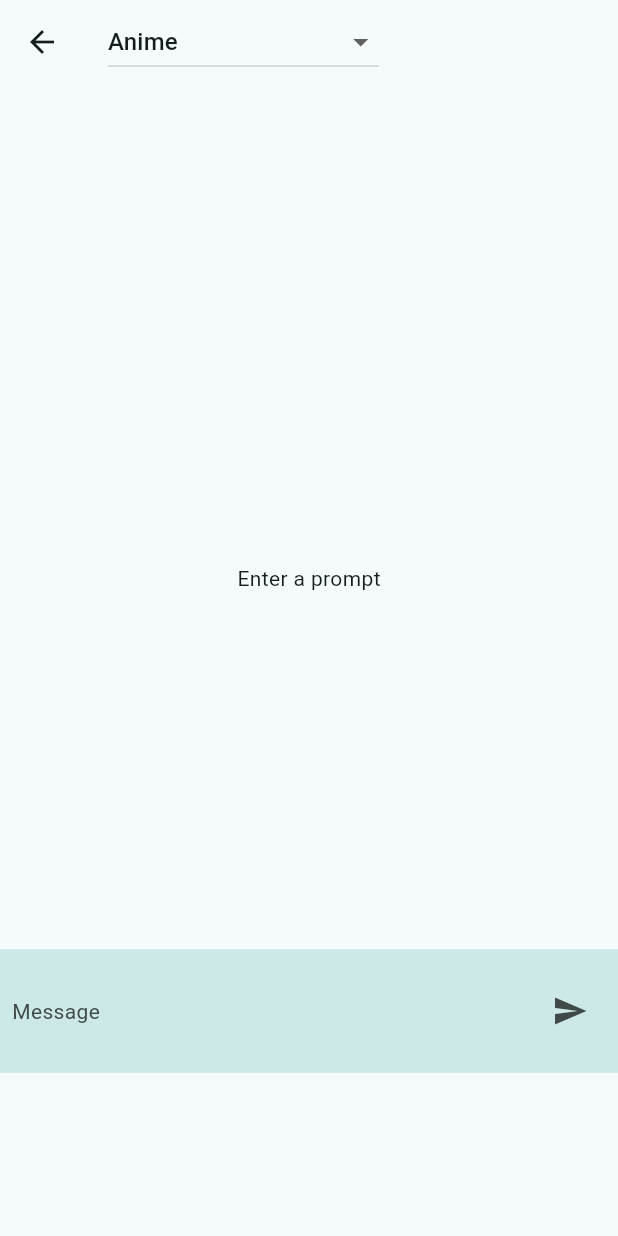
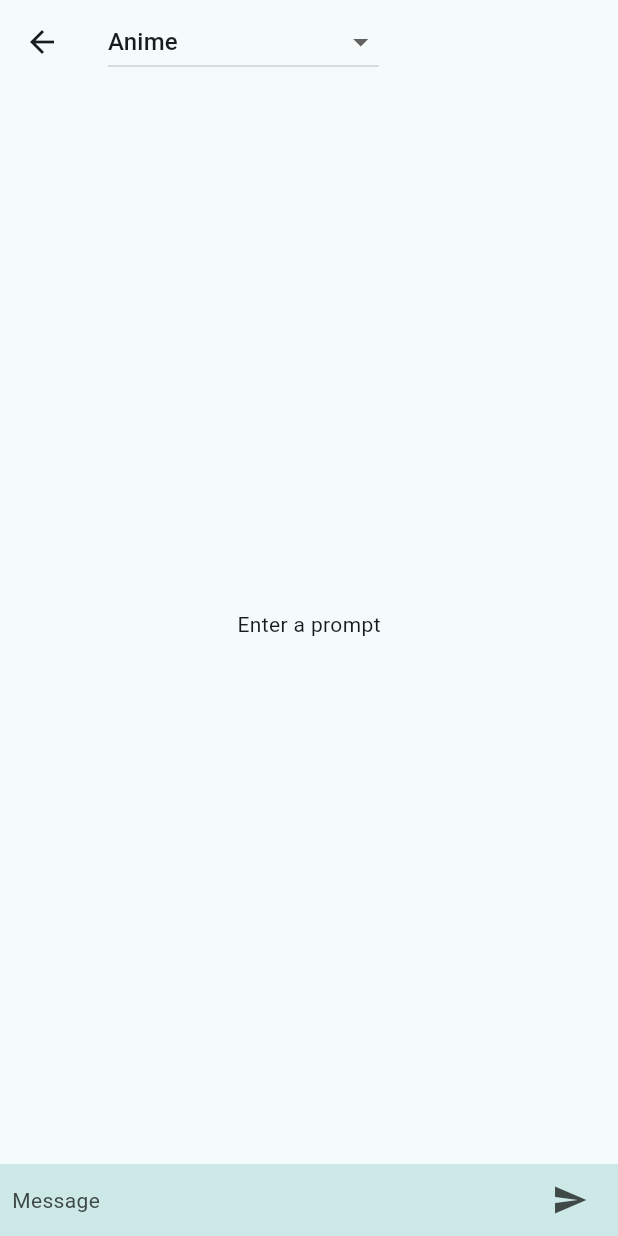
Before and after one commit to vchib1/chat-ai-demo, a Flutter app: the ImagineAIPage screen opened directly, after a tap on the "send" icon, on a phone screen of 412 x 824 dp. Run offline on Flutter 3.47's test engine with Material 3 defaults, Android fonts, the light colour scheme and no system bars; our stand-ins replace badges, dash_chat_2, equatable, file_picker, flutter_hooks, flutter_markdown and 3 more.

Commit message:
1. added clear button for bg remover, dall-e generator, imagine image generator. 2. replaced stateless dall-e and imagine page to hookWidget. 3. fixed textfield container on imagine ai page. 4. created model class for artStyle.

```diff
--- /dev/null
+++ b/lib/src/models/style_model.dart
@@ -0,0 +1,6 @@
+class Style {
+  final int id;
+  final String name;
+
+  const Style({required this.id, required this.name});
+}
--- a/lib/src/providers/bg_remove_notifier.dart
+++ b/lib/src/providers/bg_remove_notifier.dart
@@ -32,4 +32,6 @@ class BGRemoverNotifier extends StateNotifier<Uint8List?> {
       rethrow;
     }
   }
+
+  void get clearImage => state = null;
 }
--- a/lib/src/providers/dall_e_provider.dart
+++ b/lib/src/providers/dall_e_provider.dart
@@ -26,4 +26,6 @@ class DallEStateNotifier extends StateNotifier<DallEState> {
       state = DallEErrorState(message: e.toString());
     }
   }
+
+  void get resetState => state = DallEInitialState();
 }
--- a/lib/src/providers/imagine_notifier.dart
+++ b/lib/src/providers/imagine_notifier.dart
@@ -25,4 +25,6 @@ class ImagineStateNotifier extends StateNotifier<ImagineState> {
       state = ImagineErrorState(message: e.toString());
     }
   }
+
+  void get resetState => state = ImagineInitialState();
 }
--- /dev/null
+++ b/lib/src/utils/constants/app_const.dart
@@ -0,0 +1,13 @@
+import 'package:chatgpt_api_demo/src/models/style_model.dart';
+
+List<Style> artStyle = const [
+  Style(id: 21, name: "Anime"),
+  Style(id: 26, name: "Portrait"),
+  Style(id: 29, name: "Realistic"),
+  Style(id: 27, name: "Imagine V1"),
+  Style(id: 28, name: "Imagine V3"),
+  Style(id: 30, name: "Imagine V4"),
+  Style(id: 31, name: "Imagine V4 - Creative"),
+  Style(id: 32, name: "Imagine V4.1"),
+  Style(id: 33, name: "Imagine V5"),
+];
--- a/lib/src/utils/extensions/build_context.dart
+++ b/lib/src/utils/extensions/build_context.dart
@@ -1,8 +1,10 @@
 import 'package:flutter/material.dart';
 
 extension BuildContextExtension on BuildContext {
-  /// get device [height] and [width] information
+  /// get device [height] information
   double get height => MediaQuery.of(this).size.height;
+
+  /// get device [width] information
   double get width => MediaQuery.of(this).size.width;
 
   /// get [screenPadding]
@@ -30,7 +32,7 @@ extension BuildContextExtension on BuildContext {
 
   /// to push page [materialPagePush]
   Future<void> push(Widget page) async {
-    Navigator.push(this, MaterialPageRoute(builder: (context) => page));
+    await Navigator.push(this, MaterialPageRoute(builder: (context) => page));
   }
 
   /// to pushReplacement page [materialPagePush]
--- a/lib/src/views/imagine_ai.dart
+++ b/lib/src/views/imagine_ai.dart
@@ -1,74 +1,61 @@
 import 'package:chatgpt_api_demo/src/providers/states/image_states.dart';
+import 'package:flutter/cupertino.dart';
 import 'package:flutter/material.dart';
+import 'package:flutter_hooks/flutter_hooks.dart';
 import 'package:flutter_riverpod/flutter_riverpod.dart';
 import '../providers/imagine_notifier.dart';
+import '../utils/constants/app_const.dart';
 
-class ImagineAIPage extends StatefulWidget {
+class ImagineAIPage extends HookWidget {
   const ImagineAIPage({super.key});
 
-  @override
-  State<ImagineAIPage> createState() => _ImagineAIPageState();
-}
-
-class _ImagineAIPageState extends State<ImagineAIPage> {
-  //
-  late TextEditingController _controller;
-
-  late int _selectedArtStyle;
-
-  final List<List<dynamic>> _artStyleOptions = [
-    ["Anime", 21],
-    ["Portrait", 26],
-    ["Realistic", 29],
-    ["Imagine V1", 27],
-    ["Imagine V3", 28],
-    ["Imagine V4", 30],
-    ["Imagine V4 - Creative", 31],
-    ["Imagine V4.1", 32],
-    ["Imagine V5", 33],
-  ];
-
-  @override
-  void initState() {
-    super.initState();
-    _controller = TextEditingController();
-    _selectedArtStyle = _artStyleOptions.first[1];
-  }
-
-  @override
-  void dispose() {
-    super.dispose();
-    _controller.dispose();
-  }
-
-  Future<void> _sendPrompt(WidgetRef ref) async {
-    final prompt = _controller.text.trim();
+  Future<void> _sendPrompt(
+    WidgetRef ref,
+    TextEditingController controller,
+    int selectedArtStyle,
+  ) async {
+    final prompt = controller.text.trim();
 
     if (prompt.isEmpty) return;
 
-    _controller.clear();
-    await ref.read(imagineState.notifier).sendPrompt(prompt, _selectedArtStyle);
+    controller.clear();
+    await ref.read(imagineState.notifier).sendPrompt(prompt, selectedArtStyle);
   }
 
   @override
   Widget build(BuildContext context) {
+    final selectedArtStyle = useState(artStyle.first.id);
+    final controller = useTextEditingController();
+
     return Scaffold(
       appBar: AppBar(
         title: DropdownButton(
-            value: _selectedArtStyle,
-            items: _artStyleOptions
-                .map((e) => DropdownMenuItem(
-                      value: e[1] as int,
-                      child: Text(e[0]),
+            value: selectedArtStyle.value,
+            items: artStyle
+                .map((style) => DropdownMenuItem(
+                      value: style.id,
+                      child: Text(style.name),
                     ))
                 .toList(),
-            onChanged: (value) => setState(() => _selectedArtStyle = value!)),
+            onChanged: (value) => selectedArtStyle.value = value!),
+        actions: [
+          Consumer(
+            builder: (context, ref, child) {
+              if (ref.watch(imagineState) is ImagineLoadedState) {
+                return TextButton(
+                  onPressed: () => ref.read(imagineState.notifier).resetState,
+                  child: const Text("Clear"),
+                );
+              }
+
+              return const SizedBox.shrink();
+            },
+          )
+        ],
       ),
-      body: Stack(
-        alignment: Alignment.bottomCenter,
+      body: Column(
         children: [
-          SizedBox(
-            height: MediaQuery.of(context).size.height * .80,
+          Expanded(
             child: Consumer(
               builder: (context, ref, child) {
                 final state = ref.watch(imagineState);
@@ -96,16 +83,16 @@ class _ImagineAIPageState extends State<ImagineAIPage> {
           Consumer(
             builder: (context, ref, child) {
               return Container(
-                height: MediaQuery.of(context).size.height * .1,
                 padding: const EdgeInsets.symmetric(horizontal: 8.0),
                 color: Theme.of(context).colorScheme.secondaryContainer,
                 child: Row(
                   children: [
                     Expanded(
                       child: TextField(
-                        controller: _controller,
+                        controller: controller,
                         style: Theme.of(context).textTheme.bodyMedium,
-                        onSubmitted: (_) => _sendPrompt(ref),
+                        onSubmitted: (_) => _sendPrompt(
+                            ref, controller, selectedArtStyle.value),
                         decoration: const InputDecoration(
                           hintText: "Message",
                           border: InputBorder.none,
@@ -113,7 +100,8 @@ class _ImagineAIPageState extends State<ImagineAIPage> {
                       ),
                     ),
                     IconButton(
-                      onPressed: () => _sendPrompt(ref),
+                      onPressed: () =>
+                          _sendPrompt(ref, controller, selectedArtStyle.value),
                       icon: const Icon(Icons.send),
                     ),
                   ],
--- a/pubspec.yaml
+++ b/pubspec.yaml
@@ -49,6 +49,7 @@ dependencies:
   flutter_markdown: ^0.6.20+1
   file_picker: ^6.1.1
   mime: ^1.0.5
+  xml2json: ^6.2.2
 
 dev_dependencies:
   flutter_test:
```
Also changed, not shown: lib/src/services/api/gemini_ai.dart (+7 -8 lines), lib/src/services/api/imagine_ai.dart (+3 -4 lines), lib/src/views/bg_remover_page.dart (+18 -1 lines), lib/src/views/dall_e_ai.dart (+27 -28 lines), pubspec.lock.
